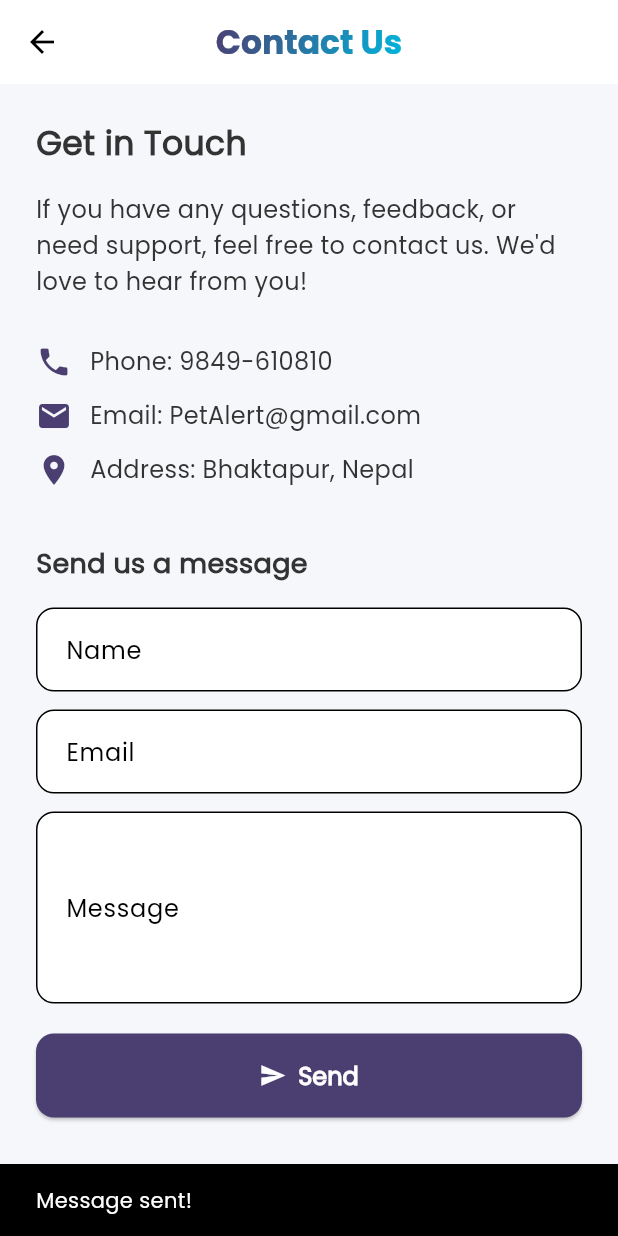
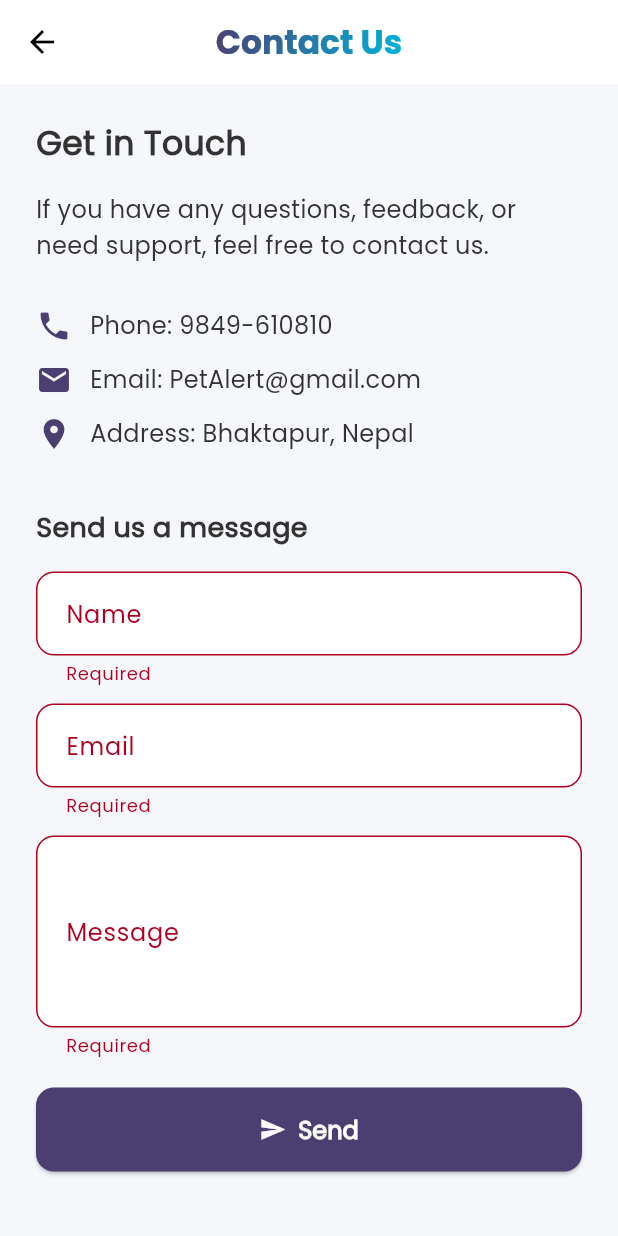
Before and after one commit to aayam17/pet_alert_app, a Flutter app: the ContactUsScreen screen opened directly, after a tap on "Send", on a phone screen of 412 x 824 dp. Run offline on Flutter 3.47's test engine with Material 3 defaults, Android fonts, the phone set to English and light mode, and no system bars; our stand-ins replace equatable, flutter_bloc, get_it, google_fonts, hive, hive_flutter and 2 more; missing offline and left inert: light; accounts and stored records are empty.

Commit message:
implemented styled ContactUs form with Formspree integration, validation, and dynamic submission handling

```diff
--- a/lib/features/memorials/presentation/view/memorials_screen.dart
+++ b/lib/features/memorials/presentation/view/memorials_screen.dart
@@ -227,12 +227,23 @@ class _MemorialsScreenState extends State<MemorialsScreen>
             const SizedBox(height: 6),
             Row(
               children: [
-                ElevatedButton.icon(
-                  icon: const Icon(Icons.image, color: Colors.white),
-                  label: const Text("Pick Photo", style: TextStyle(color: Colors.white)),
-                  onPressed: pickImage,
-                  style: ElevatedButton.styleFrom(backgroundColor: Colors.black),
+                Container(
+                decoration: BoxDecoration(
+                gradient: const LinearGradient(
+                colors: [Color(0xFF4B3F72), Color(0xFF00B4DB)],
                 ),
+                 borderRadius: BorderRadius.circular(10),
+                ),
+                child: TextButton.icon(
+                icon: const Icon(Icons.image, color: Colors.white),
+                label: const Text("Pick Photo", style: TextStyle(color: Colors.white)),
+                onPressed: pickImage,
+                style: TextButton.styleFrom(
+                padding: const EdgeInsets.symmetric(horizontal: 12, vertical: 14),
+                shape: RoundedRectangleBorder(borderRadius: BorderRadius.circular(10)),
+                ),
+                   ),
+                  ),
                 const SizedBox(width: 12),
                 Flexible(
                   child: Text(
--- a/lib/features/settings/presentation/view/widgets/contact_us_screen.dart
+++ b/lib/features/settings/presentation/view/widgets/contact_us_screen.dart
@@ -1,20 +1,77 @@
 import 'package:flutter/material.dart';
 import 'package:google_fonts/google_fonts.dart';
+import 'package:http/http.dart' as http;
 
-class ContactUsScreen extends StatelessWidget {
+class ContactUsScreen extends StatefulWidget {
   const ContactUsScreen({super.key});
 
-  static Widget _buildTextField({required String label, int maxLines = 1}) {
+  @override
+  State<ContactUsScreen> createState() => _ContactUsScreenState();
+}
+
+class _ContactUsScreenState extends State<ContactUsScreen> {
+  final _formKey = GlobalKey<FormState>();
+  final TextEditingController nameController = TextEditingController();
+  final TextEditingController emailController = TextEditingController();
+  final TextEditingController messageController = TextEditingController();
+
+  bool isSubmitting = false;
+
+  Future<void> submitForm() async {
+    if (!_formKey.currentState!.validate()) return;
+
+    setState(() => isSubmitting = true);
+
+    final uri = Uri.parse('https://formspree.io/f/xovlnnlv');
+    final response = await http.post(
+      uri,
+      headers: {'Content-Type': 'application/json'},
+      body: '''
+      {
+        "name": "${nameController.text.trim()}",
+        "email": "${emailController.text.trim()}",
+        "message": "${messageController.text.trim()}"
+      }
+      ''',
+    );
+
+    setState(() => isSubmitting = false);
+
+    if (response.statusCode == 200) {
+      ScaffoldMessenger.of(context).showSnackBar(
+        const SnackBar(content: Text("📩 Message sent! We'll get back to you ASAP")),
+      );
+      nameController.clear();
+      emailController.clear();
+      messageController.clear();
+    } else {
+      ScaffoldMessenger.of(context).showSnackBar(
+        const SnackBar(content: Text("❌ Failed to send message")),
+      );
+    }
+  }
+
+  Widget _buildTextField({
+    required String label,
+    required TextEditingController controller,
+    int maxLines = 1,
+    bool isEmail = false,
+  }) {
     return TextFormField(
+      controller: controller,
       maxLines: maxLines,
+      keyboardType: isEmail ? TextInputType.emailAddress : TextInputType.text,
+      validator: (value) {
+        if (value == null || value.trim().isEmpty) return 'Required';
+        if (isEmail && !value.contains('@')) return 'Invalid email';
+        return null;
+      },
       decoration: InputDecoration(
         labelText: label,
         filled: true,
         fillColor: Colors.white,
         contentPadding: const EdgeInsets.symmetric(horizontal: 16, vertical: 16),
-        border: OutlineInputBorder(
-          borderRadius: BorderRadius.circular(12),
-        ),
+        border: OutlineInputBorder(borderRadius: BorderRadius.circular(12)),
       ),
     );
   }
@@ -52,16 +109,15 @@ class ContactUsScreen extends StatelessWidget {
       ),
       body: SingleChildScrollView(
         padding: const EdgeInsets.all(24),
+        child: Form(
+          key: _formKey,
           child: Column(
             crossAxisAlignment: CrossAxisAlignment.start,
             children: [
-            const Text(
-              "Get in Touch",
-              style: TextStyle(fontSize: 22, fontWeight: FontWeight.bold),
-            ),
+              const Text("Get in Touch", style: TextStyle(fontSize: 22, fontWeight: FontWeight.bold)),
               const SizedBox(height: 16),
               const Text(
-              "If you have any questions, feedback, or need support, feel free to contact us. We'd love to hear from you!",
+                "If you have any questions, feedback, or need support, feel free to contact us.",
                 style: TextStyle(fontSize: 16, height: 1.5),
               ),
               const SizedBox(height: 24),
@@ -71,11 +127,11 @@ class ContactUsScreen extends StatelessWidget {
               const SizedBox(height: 32),
               const Text("Send us a message", style: TextStyle(fontSize: 18, fontWeight: FontWeight.w600)),
               const SizedBox(height: 16),
-            _buildTextField(label: "Name"),
+              _buildTextField(label: "Name", controller: nameController),
               const SizedBox(height: 12),
-            _buildTextField(label: "Email"),
+              _buildTextField(label: "Email", controller: emailController, isEmail: true),
               const SizedBox(height: 12),
-            _buildTextField(label: "Message", maxLines: 4),
+              _buildTextField(label: "Message", controller: messageController, maxLines: 4),
               const SizedBox(height: 20),
               SizedBox(
                 width: double.infinity,
@@ -87,16 +143,13 @@ class ContactUsScreen extends StatelessWidget {
                       borderRadius: BorderRadius.circular(12),
                     ),
                   ),
-                onPressed: () {
-                  ScaffoldMessenger.of(context).showSnackBar(
-                    const SnackBar(content: Text("Message sent!"), backgroundColor: Colors.black),
-                  );
-                },
+                  onPressed: isSubmitting ? null : submitForm,
                   icon: const Icon(Icons.send),
-                label: const Text("Send"),
+                  label: Text(isSubmitting ? "Sending..." : "Send"),
                 ),
               ),
             ],
+          ),
         ),
       ),
     );
--- a/lib/features/settings/presentation/view/widgets/faq_screen.dart
+++ b/lib/features/settings/presentation/view/widgets/faq_screen.dart
@@ -12,10 +12,6 @@ class _FAQScreenState extends State<FAQScreen> {
   int? activeIndex;
 
   final List<Map<String, String>> faqs = [
-    {
-      "question": "How do I create a pet profile?",
-      "answer": "Navigate to 'Pet Profiles' and click 'Add New Pet'."
-    },
     {
       "question": "Can I track vaccination records?",
       "answer": "Yes! Go to each pet profile and update their records."
--- a/pubspec.yaml
+++ b/pubspec.yaml
@@ -64,6 +64,7 @@ dependencies:
   intl: ^0.18.1
   sensors_plus: ^3.0.3
   light: ^4.1.0
+  http: ^1.4.0
 
 dev_dependencies:
   flutter_test:
```
Also changed, not shown: pubspec.lock. Lines whose indentation alone changed are shown as unchanged.
